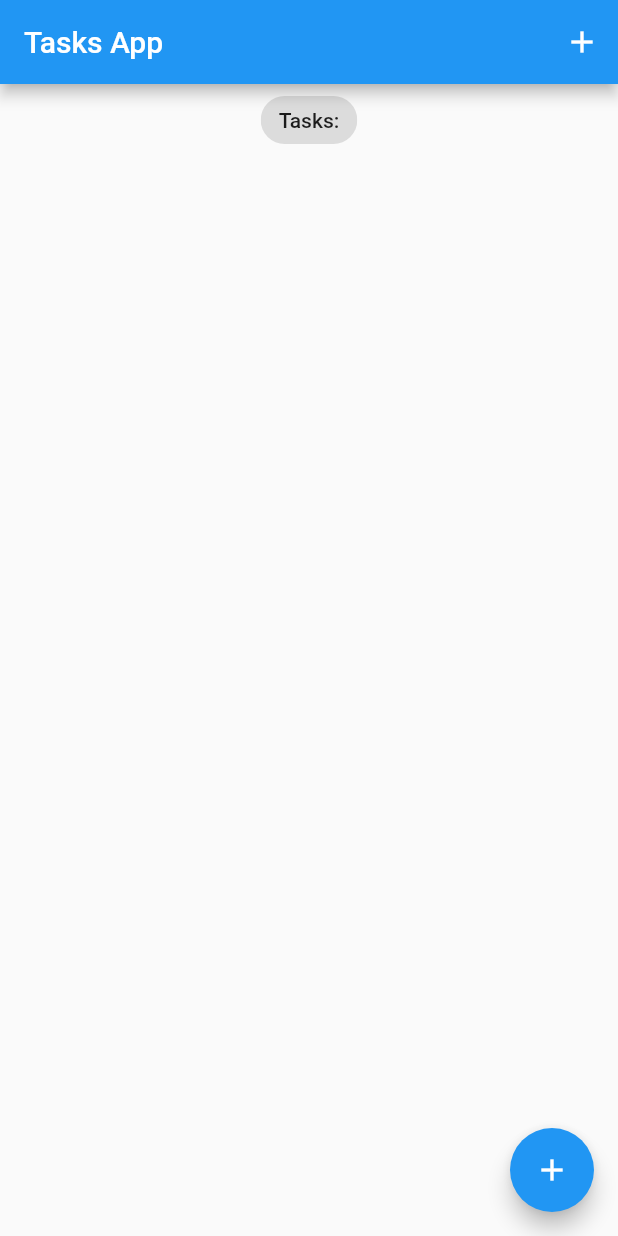
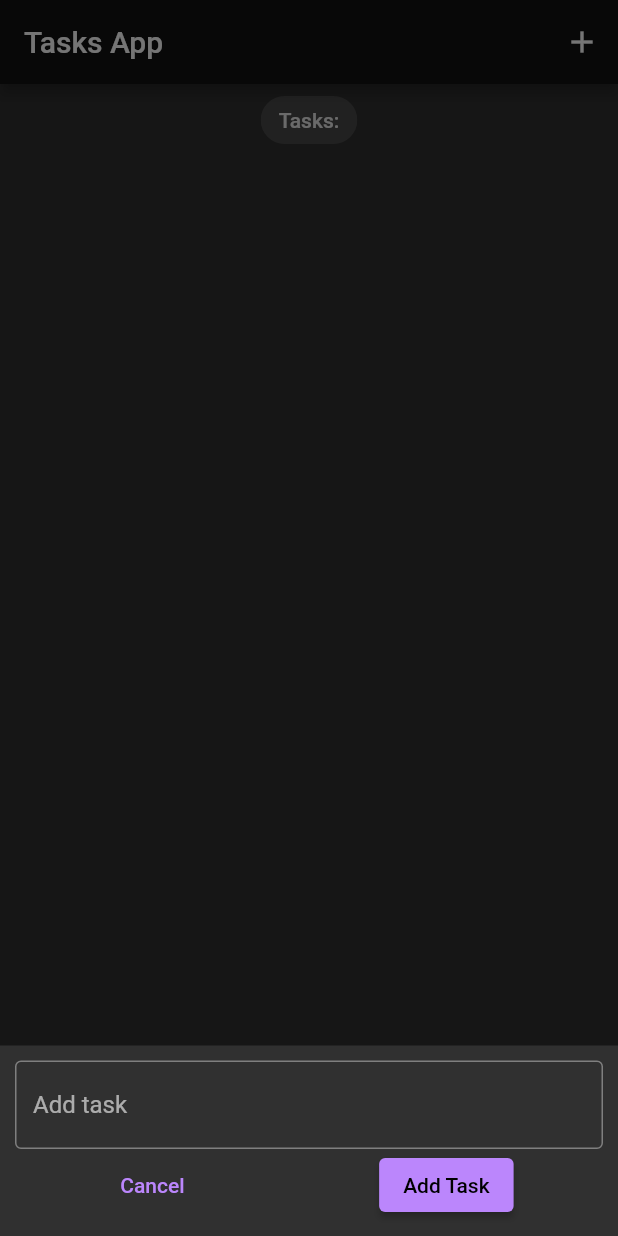
Before and after one commit to rostikKalabishka/bloc_todo, a Flutter app: the screen it shows after launch, after a tap on the "add" icon, on a phone screen of 412 x 824 dp. Run offline on Flutter 3.47's test engine with Material 2 defaults, Android fonts, the phone set to English and light mode, and no system bars; our stand-ins replace bloc, equatable, flutter_bloc.

Commit message:
add bloc, Equatable

```diff
--- /dev/null
+++ b/lib/blocs/bloc/task_bloc.dart
@@ -0,0 +1,36 @@
+// ignore: depend_on_referenced_packages
+import 'package:bloc/bloc.dart';
+import 'package:bloc_todo/models/task_model.dart';
+import 'package:equatable/equatable.dart';
+
+part 'task_event.dart';
+part 'task_state.dart';
+
+class TaskBloc extends Bloc<TaskEvent, TaskState> {
+  TaskBloc() : super(TaskState(allTask: const [])) {
+    on<TaskEvent>((event, emit) {
+      if (event is AddTask) {
+        _onAddTask;
+      } else if (event is DeleteTask) {
+        _onDeleteTask;
+      } else if (event is UpDateTask) {
+        _onUpDateTask;
+      }
+    });
+    // on<AddTask>(_onAddTask);
+    // on<DeleteTask>(_onDeleteTask);
+    // on<UpDateTask>(_onUpDateTask);
+  }
+
+  void _onAddTask(AddTask event, Emitter<TaskState> emit) {
+    final state = this.state;
+    emit(TaskState(allTask: List.from(state.allTask)..add(event.task)));
+  }
+
+  void _onDeleteTask(DeleteTask event, Emitter<TaskState> emit) {
+    final state = this.state;
+    emit(TaskState(allTask: List.from(state.allTask)..remove(event.task)));
+  }
+
+  void _onUpDateTask(UpDateTask event, Emitter<TaskState> emit) {}
+}
--- /dev/null
+++ b/lib/blocs/bloc/task_event.dart
@@ -0,0 +1,32 @@
+part of 'task_bloc.dart';
+
+sealed class TaskEvent extends Equatable {
+  const TaskEvent();
+
+  @override
+  List<Object> get props => [];
+}
+
+class AddTask extends TaskEvent {
+  final Task task;
+
+  const AddTask({required this.task});
+  @override
+  List<Object> get props => [task];
+}
+
+class DeleteTask extends TaskEvent {
+  final Task task;
+
+  const DeleteTask({required this.task});
+  @override
+  List<Object> get props => [task];
+}
+
+class UpDateTask extends TaskEvent {
+  final Task task;
+
+  const UpDateTask({required this.task});
+  @override
+  List<Object> get props => [task];
+}
--- /dev/null
+++ b/lib/blocs/bloc/task_state.dart
@@ -0,0 +1,9 @@
+part of 'task_bloc.dart';
+
+class TaskState extends Equatable {
+  final List<Task> allTask;
+  TaskState({this.allTask = const <Task>[]});
+
+  @override
+  List<Object> get props => [allTask];
+}
--- a/lib/main.dart
+++ b/lib/main.dart
@@ -1,5 +1,8 @@
 import 'package:bloc_todo/screens/task_screen.dart';
 import 'package:flutter/material.dart';
+import 'package:flutter_bloc/flutter_bloc.dart';
+
+import 'blocs/bloc/task_bloc.dart';
 
 void main() {
   runApp(const MyApp());
@@ -12,8 +15,11 @@ class MyApp extends StatelessWidget {
   Widget build(BuildContext context) {
     return MaterialApp(
       title: 'Flutter Demo',
-      theme: ThemeData(),
-      home: const TasksScreen(),
+      theme: ThemeData(colorScheme: const ColorScheme.dark()),
+      home: BlocProvider(
+        create: (context) => TaskBloc(),
+        child: const TasksScreen(),
+      ),
     );
   }
 }
--- /dev/null
+++ b/lib/models/task_model.dart
@@ -0,0 +1,46 @@
+import 'package:equatable/equatable.dart';
+
+// ignore: must_be_immutable
+class Task extends Equatable {
+  final String title;
+  bool? isDone;
+  bool? isDelete;
+  Task({
+    required this.title,
+    this.isDone,
+    this.isDelete,
+  }) {
+    isDone = isDone ?? false;
+    isDelete = isDelete ?? false;
+  }
+  @override
+  List<Object?> get props => [title, isDone, isDelete];
+
+  Task copyWith({
+    String? title,
+    bool? isDone,
+    bool? isDelete,
+  }) {
+    return Task(
+      title: title ?? this.title,
+      isDone: isDone ?? this.isDone,
+      isDelete: isDelete ?? this.isDelete,
+    );
+  }
+
+  Map<String, dynamic> toMap() {
+    return <String, dynamic>{
+      'title': title,
+      'isDone': isDone,
+      'isDelete': isDelete,
+    };
+  }
+
+  factory Task.fromMap(Map<String, dynamic> map) {
+    return Task(
+      title: map['title'] as String,
+      isDone: map['isDone'] != null ? map['isDone'] as bool : null,
+      isDelete: map['isDelete'] != null ? map['isDelete'] as bool : null,
+    );
+  }
+}
--- /dev/null
+++ b/lib/screens/add_task_screen.dart
@@ -0,0 +1,38 @@
+import 'package:flutter/material.dart';
+
+void addTask(BuildContext context) {
+  final TextEditingController titleController = TextEditingController();
+  showModalBottomSheet(
+      context: context,
+      builder: (BuildContext context) {
+        return SingleChildScrollView(
+          child: Container(
+            padding: EdgeInsets.only(
+                bottom: MediaQuery.of(context).viewInsets.bottom),
+            child: Container(
+              padding: const EdgeInsets.all(10),
+              child: Column(
+                children: [
+                  TextFormField(
+                    controller: titleController,
+                    decoration: const InputDecoration(
+                        hintText: 'Add task', border: OutlineInputBorder()),
+                  ),
+                  Row(
+                    mainAxisAlignment: MainAxisAlignment.spaceAround,
+                    children: [
+                      TextButton(
+                        onPressed: () => Navigator.of(context).pop(),
+                        child: const Text('Cancel'),
+                      ),
+                      ElevatedButton(
+                          onPressed: () {}, child: const Text('Add Task'))
+                    ],
+                  ),
+                ],
+              ),
+            ),
+          ),
+        );
+      });
+}
--- a/lib/screens/task_screen.dart
+++ b/lib/screens/task_screen.dart
@@ -1,5 +1,11 @@
 import 'package:flutter/material.dart';
+import 'package:flutter_bloc/flutter_bloc.dart';
 
+import '../blocs/bloc/task_bloc.dart';
+import '../widgets/task_list_widget.dart';
+import 'add_task_screen.dart';
+
+// ignore: must_be_immutable
 class TasksScreen extends StatelessWidget {
   const TasksScreen({Key? key}) : super(key: key);
 
@@ -10,25 +16,30 @@ class TasksScreen extends StatelessWidget {
         title: const Text('Tasks App'),
         actions: [
           IconButton(
-            onPressed: () {},
+            onPressed: () => addTask(context),
             icon: const Icon(Icons.add),
           )
         ],
       ),
-      body: const Column(
+      body: Column(
         crossAxisAlignment: CrossAxisAlignment.center,
         children: [
-          Center(
+          const Center(
             child: Chip(
               label: Text(
                 'Tasks:',
               ),
             ),
           ),
+          BlocBuilder<TaskBloc, TaskState>(builder: (context, state) {
+            return TaskListWidget(
+              taskList: state.allTask,
+            );
+          })
         ],
       ),
       floatingActionButton: FloatingActionButton(
-        onPressed: () {},
+        onPressed: () => addTask(context),
         tooltip: 'Add Task',
         child: const Icon(Icons.add),
       ),
--- /dev/null
+++ b/lib/widgets/task_list_widget.dart
@@ -0,0 +1,25 @@
+import 'package:bloc_todo/models/task_model.dart';
+import 'package:flutter/material.dart';
+
+class TaskListWidget extends StatelessWidget {
+  const TaskListWidget({required this.taskList, super.key});
+
+  final List<Task> taskList;
+  @override
+  Widget build(BuildContext context) {
+    return Expanded(
+      child: ListView.separated(
+          itemBuilder: (context, index) {
+            return ListTile(
+              title: Text(taskList[index].title),
+            );
+          },
+          separatorBuilder: (context, index) {
+            return const Divider(
+              color: Colors.deepPurple,
+            );
+          },
+          itemCount: taskList.length),
+    );
+  }
+}
```
Also changed, not shown: pubspec.yaml (+4 -4 lines), pubspec.lock.
